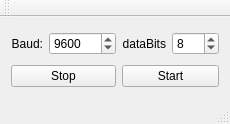
Above: scr/mainwindow.ui from Flo-N/AuxSerialKeyboard before the change. Below: the same form after it.
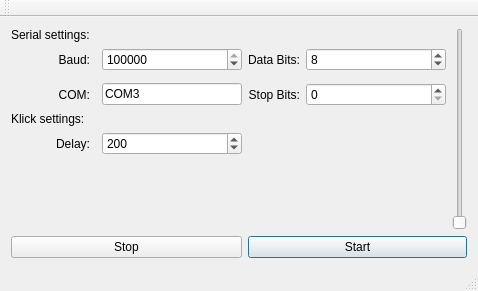
That is the form after the change.

Commit message: Working serial and volumecontrol

Patch:
```diff
--- a/scr/mainwindow.ui
+++ b/scr/mainwindow.ui
@@ -6,8 +6,8 @@
    <rect>
     <x>0</x>
     <y>0</y>
-    <width>221</width>
-    <height>124</height>
+    <width>478</width>
+    <height>291</height>
    </rect>
   </property>
   <property name="windowTitle">
@@ -21,7 +21,157 @@
   </property>
   <widget class="QWidget" name="centralWidget">
    <layout class="QGridLayout" name="gridLayout">
-    <item row="2" column="2">
+    <item row="3" column="3">
+     <widget class="QLineEdit" name="comLineEdit">
+      <property name="sizePolicy">
+       <sizepolicy hsizetype="Expanding" vsizetype="Fixed">
+        <horstretch>0</horstretch>
+        <verstretch>0</verstretch>
+       </sizepolicy>
+      </property>
+      <property name="focusPolicy">
+       <enum>Qt::NoFocus</enum>
+      </property>
+      <property name="inputMask">
+       <string notr="true">COM3</string>
+      </property>
+     </widget>
+    </item>
+    <item row="3" column="5">
+     <widget class="QSpinBox" name="stopBitSpinBox">
+      <property name="sizePolicy">
+       <sizepolicy hsizetype="Expanding" vsizetype="Fixed">
+        <horstretch>0</horstretch>
+        <verstretch>0</verstretch>
+       </sizepolicy>
+      </property>
+     </widget>
+    </item>
+    <item row="1" column="3">
+     <widget class="QSpinBox" name="baudSpinBox">
+      <property name="sizePolicy">
+       <sizepolicy hsizetype="Expanding" vsizetype="Fixed">
+        <horstretch>0</horstretch>
+        <verstretch>0</verstretch>
+       </sizepolicy>
+      </property>
+      <property name="maximum">
+       <number>1000000</number>
+      </property>
+      <property name="value">
+       <number>115200</number>
+      </property>
+     </widget>
+    </item>
+    <item row="1" column="4">
+     <widget class="QLabel" name="label_2">
+      <property name="text">
+       <string>Data Bits:</string>
+      </property>
+      <property name="alignment">
+       <set>Qt::AlignRight|Qt::AlignTrailing|Qt::AlignVCenter</set>
+      </property>
+     </widget>
+    </item>
+    <item row="1" column="5">
+     <widget class="QSpinBox" name="dataBitsSpinBox">
+      <property name="sizePolicy">
+       <sizepolicy hsizetype="Expanding" vsizetype="Fixed">
+        <horstretch>0</horstretch>
+        <verstretch>0</verstretch>
+       </sizepolicy>
+      </property>
+      <property name="maximum">
+       <number>128</number>
+      </property>
+      <property name="value">
+       <number>8</number>
+      </property>
+     </widget>
+    </item>
+    <item row="4" column="0" colspan="2">
+     <widget class="QLabel" name="label_5">
+      <property name="text">
+       <string>Klick settings:</string>
+      </property>
+     </widget>
+    </item>
+    <item row="0" column="0" colspan="2">
+     <widget class="QLabel" name="label_4">
+      <property name="text">
+       <string>Serial settings:</string>
+      </property>
+     </widget>
+    </item>
+    <item row="1" column="1">
+     <widget class="QLabel" name="label">
+      <property name="styleSheet">
+       <string notr="true"/>
+      </property>
+      <property name="text">
+       <string>Baud:</string>
+      </property>
+      <property name="alignment">
+       <set>Qt::AlignRight|Qt::AlignTrailing|Qt::AlignVCenter</set>
+      </property>
+     </widget>
+    </item>
+    <item row="5" column="3">
+     <widget class="QSpinBox" name="delaySpinBox">
+      <property name="sizePolicy">
+       <sizepolicy hsizetype="Expanding" vsizetype="Fixed">
+        <horstretch>0</horstretch>
+        <verstretch>0</verstretch>
+       </sizepolicy>
+      </property>
+      <property name="maximum">
+       <number>1023</number>
+      </property>
+      <property name="value">
+       <number>200</number>
+      </property>
+     </widget>
+    </item>
+    <item row="6" column="1">
+     <spacer name="verticalSpacer">
+      <property name="orientation">
+       <enum>Qt::Vertical</enum>
+      </property>
+      <property name="sizeHint" stdset="0">
+       <size>
+        <width>20</width>
+        <height>9</height>
+       </size>
+      </property>
+     </spacer>
+    </item>
+    <item row="3" column="4">
+     <widget class="QLabel" name="label_7">
+      <property name="text">
+       <string>Stop Bits:</string>
+      </property>
+      <property name="alignment">
+       <set>Qt::AlignRight|Qt::AlignTrailing|Qt::AlignVCenter</set>
+      </property>
+     </widget>
+    </item>
+    <item row="5" column="0" colspan="2">
+     <widget class="QLabel" name="label_3">
+      <property name="toolTip">
+       <string>&lt;html&gt;&lt;head/&gt;&lt;body&gt;&lt;p&gt;Delay between repeated button trigger.&lt;/p&gt;&lt;/body&gt;&lt;/html&gt;</string>
+      </property>
+      <property name="layoutDirection">
+       <enum>Qt::LeftToRight</enum>
+      </property>
+      <property name="text">
+       <string>Delay:</string>
+      </property>
+      <property name="alignment">
+       <set>Qt::AlignRight|Qt::AlignTrailing|Qt::AlignVCenter</set>
+      </property>
+     </widget>
+    </item>
+    <item row="7" column="0" colspan="4">
      <widget class="QPushButton" name="stopButton">
       <property name="styleSheet">
        <string notr="true"/>
@@ -31,64 +181,48 @@
       </property>
      </widget>
     </item>
-    <item row="2" column="3">
+    <item row="3" column="1">
+     <widget class="QLabel" name="label_6">
+      <property name="sizePolicy">
+       <sizepolicy hsizetype="Fixed" vsizetype="Preferred">
+        <horstretch>0</horstretch>
+        <verstretch>0</verstretch>
+       </sizepolicy>
+      </property>
+      <property name="layoutDirection">
+       <enum>Qt::LeftToRight</enum>
+      </property>
+      <property name="text">
+       <string>COM:</string>
+      </property>
+      <property name="alignment">
+       <set>Qt::AlignRight|Qt::AlignTrailing|Qt::AlignVCenter</set>
+      </property>
+     </widget>
+    </item>
+    <item row="0" column="6" rowspan="7">
+     <widget class="QSlider" name="faderGui">
+      <property name="maximum">
+       <number>255</number>
+      </property>
+      <property name="orientation">
+       <enum>Qt::Vertical</enum>
+      </property>
+     </widget>
+    </item>
+    <item row="7" column="4" colspan="3">
      <widget class="QPushButton" name="startButton">
       <property name="text">
        <string>Start</string>
       </property>
+      <property name="autoDefault">
+       <bool>true</bool>
+      </property>
+      <property name="default">
+       <bool>true</bool>
+      </property>
      </widget>
     </item>
-    <item row="0" column="2">
-     <layout class="QHBoxLayout" name="horizontalLayout">
-      <item>
-       <widget class="QLabel" name="label">
-        <property name="styleSheet">
-         <string notr="true"/>
-        </property>
-        <property name="text">
-         <string>Baud:</string>
-        </property>
-        <property name="alignment">
-         <set>Qt::AlignRight|Qt::AlignTrailing|Qt::AlignVCenter</set>
-        </property>
-       </widget>
-      </item>
-      <item>
-       <widget class="QSpinBox" name="baudSpinBox">
-        <property name="maximum">
-         <number>1000000</number>
-        </property>
-        <property name="value">
-         <number>9600</number>
-        </property>
-       </widget>
-      </item>
-     </layout>
-    </item>
-    <item row="0" column="3">
-     <layout class="QHBoxLayout" name="horizontalLayout_2">
-      <item>
-       <widget class="QLabel" name="label_2">
-        <property name="text">
-         <string>dataBits</string>
-        </property>
-        <property name="alignment">
-         <set>Qt::AlignRight|Qt::AlignTrailing|Qt::AlignVCenter</set>
-        </property>
-       </widget>
-      </item>
-      <item>
-       <widget class="QSpinBox" name="dataBitsSpinBox">
-        <property name="maximum">
-         <number>128</number>
-        </property>
-        <property name="value">
-         <number>8</number>
-        </property>
-       </widget>
-      </item>
-     </layout>
-    </item>
    </layout>
   </widget>
   <widget class="QMenuBar" name="menuBar">
```
Left out of the diff: 8 changed lines with no effect on the pictures. The commit also changes 5 other files.
